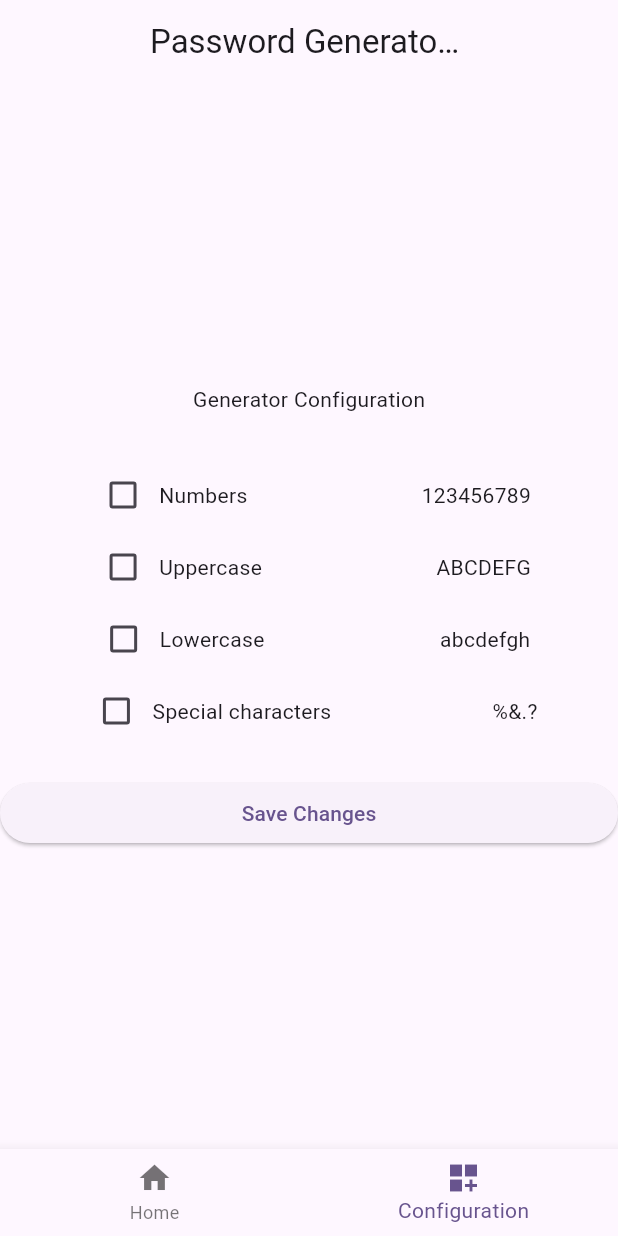
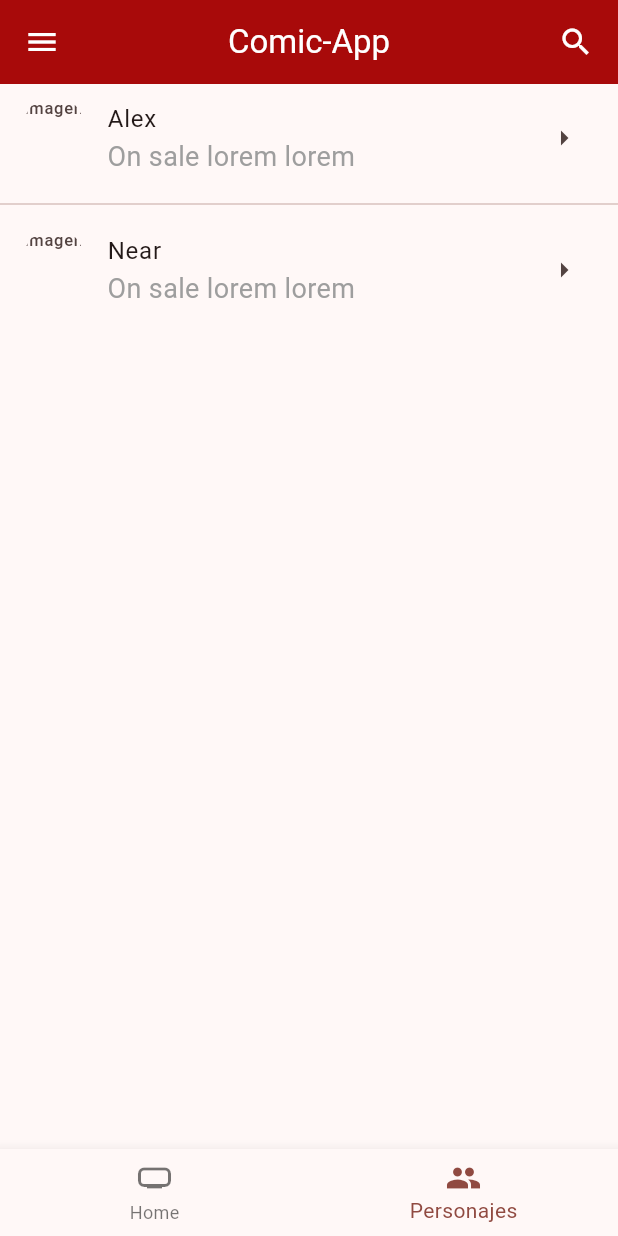
Before and after one commit to AlexNear77/marvel-app, a Flutter app: the screen it shows after launch, item 2 of the bottom bar chosen, on a phone screen of 412 x 824 dp. Run offline on Flutter 3.47's test engine with Material 2 defaults, Android fonts, the phone set to English and light mode, and no system bars.

Commit message:
project basis

```diff
--- a/lib/components/app.dart
+++ b/lib/components/app.dart
@@ -1,6 +1,6 @@
 import 'package:flutter/material.dart';
-import 'package:password_generator_app/pages/config.dart';
 import 'package:password_generator_app/pages/home.dart';
+import 'package:password_generator_app/pages/list_character.dart';
 
 class MainApp extends StatefulWidget {
   @override
@@ -10,10 +10,7 @@ class MainApp extends StatefulWidget {
 }
 
 class _MainApp extends State<MainApp> {
-  static List<Widget> pages = [
-    Home(),
-    Configuration()
-  ]; // Se coloca Final por que en tiempo de ejecucion (Que este corriendo el programa) no va a cambiar por otro lado CONST mantiene el valir fijo desde antes de hacer la compilacion
+  static List<Widget> pages = [Home(), ListCharacters()];
   static int currentlyIndex = 0;
 
   void changePage(int index) {
@@ -26,8 +23,25 @@ class _MainApp extends State<MainApp> {
   Widget build(BuildContext context) {
     return Scaffold(
       appBar: AppBar(
-        title: const Text("Password Generator App"),
-        titleSpacing: 100,
+        backgroundColor: Color.fromARGB(255, 168, 10, 10),
+        title: const Column(
+          children: [
+            Row(
+              mainAxisAlignment: MainAxisAlignment.spaceBetween,
+              children: [
+                Icon(
+                  Icons.menu,
+                  color: Colors.white,
+                ),
+                Text(
+                  "Comic-App",
+                  style: TextStyle(color: Colors.white),
+                ),
+                Icon(Icons.search, color: Colors.white)
+              ],
+            )
+          ],
+        ),
       ),
       body: pages[currentlyIndex],
       bottomNavigationBar: Theme(
@@ -35,10 +49,11 @@ class _MainApp extends State<MainApp> {
         child: BottomNavigationBar(
             onTap: changePage,
             currentIndex: currentlyIndex,
-            items: [
-              BottomNavigationBarItem(label: "Home", icon: Icon(Icons.home)),
+            items: const [
               BottomNavigationBarItem(
-                  label: "Configuration", icon: Icon(Icons.dashboard_customize))
+                  label: "Home", icon: Icon(Icons.home_max_sharp)),
+              BottomNavigationBarItem(
+                  label: "Personajes", icon: Icon(Icons.people_sharp))
             ]),
       ),
     );
--- /dev/null
+++ b/lib/controller/User.dart
@@ -0,0 +1,5 @@
+class User {
+  String name;
+
+  User(this.name);
+}
--- a/lib/main.dart
+++ b/lib/main.dart
@@ -1,5 +1,6 @@
 import 'package:flutter/material.dart';
 import 'package:password_generator_app/components/app.dart';
+import 'package:password_generator_app/routes/AppRouter.dart';
 
 void main() {
   runApp(const MyApp());
@@ -12,11 +13,14 @@ class MyApp extends StatelessWidget {
   @override
   Widget build(BuildContext context) {
     return MaterialApp(
-        title: 'Password Generator App',
-        theme: ThemeData(
-          colorScheme: ColorScheme.fromSeed(seedColor: Colors.deepPurple),
-          useMaterial3: true,
-        ),
-        home: MainApp());
+      title: 'Apis',
+      theme: ThemeData(
+        colorScheme: ColorScheme.fromSeed(
+            seedColor: const Color.fromARGB(255, 168, 10, 10)),
+        useMaterial3: true,
+      ),
+      home: MainApp(),
+      routes: AppRouter.routers(),
+    );
   }
 }
--- a/lib/pages/config.dart
+++ /dev/null
@@ -1,127 +0,0 @@
-import 'package:flutter/material.dart';
-import 'package:password_generator_app/pages/home.dart';
-
-class Configuration extends StatefulWidget {
-  @override
-  State<StatefulWidget> createState() {
-    return _Configuration();
-  }
-}
-
-class _Configuration extends State<Configuration> {
-  /*  ValueNotifier<bool?> _isActiveMin = ValueNotifier<bool>(false);
-
-  void _sendData(bool? data) {
-    _isActiveMin.value = data;
-  } */
-
-  bool? isActiveMin = false;
-  bool? isActiveMay = false;
-  bool? isActiveEsp = false;
-  bool? isActiveNum = false;
-
-  void onChangedNum(bool? value) {
-    setState(() {
-      isActiveNum = value;
-    });
-  }
-
-  void onChangedMin(bool? value) {
-    setState(() {
-      isActiveMin = value;
-    });
-  }
-
-  void onChangedMay(bool? value) {
-    setState(() {
-      isActiveMay = value;
-    });
-  }
-
-  void onChangedEsp(bool? value) {
-    setState(() {
-      isActiveEsp = value;
-    });
-  }
-
-  void sendConfig() {}
-
-  @override
-  Widget build(BuildContext context) {
-    return Column(
-      mainAxisAlignment: MainAxisAlignment.center,
-      crossAxisAlignment: CrossAxisAlignment.stretch,
-      children: [
-        Container(
-            alignment: Alignment.center,
-            margin: EdgeInsets.only(bottom: 30),
-            child: const Text("Generator Configuration")),
-        Row(
-          mainAxisAlignment: MainAxisAlignment.spaceAround,
-          children: [
-            Row(
-              children: [
-                Checkbox(
-                  value: isActiveNum,
-                  onChanged: onChangedNum,
-                ),
-                Text("Numbers")
-              ],
-            ),
-            Text("123456789")
-          ],
-        ),
-        Row(
-          mainAxisAlignment: MainAxisAlignment.spaceAround,
-          children: [
-            Row(
-              children: [
-                Checkbox(
-                  value: isActiveMin,
-                  onChanged: onChangedMin,
-                ),
-                Text("Uppercase")
-              ],
-            ),
-            Text("ABCDEFG")
-          ],
-        ),
-        Row(
-          mainAxisAlignment: MainAxisAlignment.spaceAround,
-          children: [
-            Row(
-              children: [
-                Checkbox(
-                  value: isActiveMay,
-                  onChanged: onChangedMay,
-                ),
-                Text("Lowercase")
-              ],
-            ),
-            Text("abcdefgh")
-          ],
-        ),
-        Row(
-          mainAxisAlignment: MainAxisAlignment.spaceAround,
-          children: [
-            Row(
-              children: [
-                Checkbox(
-                  value: isActiveEsp,
-                  onChanged: onChangedEsp,
-                ),
-                Text("Special characters")
-              ],
-            ),
-            Text("%&.?")
-          ],
-        ),
-        Container(
-          child: ElevatedButton(
-              onPressed: sendConfig, child: Text("Save Changes")),
-          padding: EdgeInsets.only(top: 20),
-        ),
-      ],
-    );
-  }
-}
--- /dev/null
+++ b/lib/pages/list_character.dart
@@ -0,0 +1,38 @@
+import 'package:flutter/material.dart';
+import 'package:password_generator_app/controller/User.dart';
+
+class ListCharacters extends StatefulWidget {
+  @override
+  State<StatefulWidget> createState() {
+    return _ListCharacters();
+  }
+}
+
+class _ListCharacters extends State<ListCharacters> {
+  List<String> users = ["Alex", "Near"];
+
+  @override
+  Widget build(BuildContext context) {
+    return Container(
+        child: ListView.separated(
+            itemBuilder: (context, index) => ListTile(
+                  leading: SizedBox(
+                      height: 200,
+                      child: ClipRRect(
+                          borderRadius: BorderRadius.circular(50),
+                          child: Text("imagen"))),
+                  trailing: Icon(Icons.arrow_right),
+                  title: Text(users[index]),
+                  subtitle: Text(
+                    "On sale lorem lorem ",
+                    style: TextStyle(color: Colors.grey, fontSize: 18),
+                  ),
+                  onTap: () {
+                    Navigator.pushNamed(context, 'detail_character',
+                        arguments: User(users[index]));
+                  },
+                ),
+            separatorBuilder: (context, index) => Divider(),
+            itemCount: users.length));
+  }
+}
--- /dev/null
+++ b/lib/routes/AppRouter.dart
@@ -0,0 +1,7 @@
+import '../pages/detail_character.dart';
+
+class AppRouter {
+  static routers() {
+    return {'detail_character': (context) => DetailCharacter()};
+  }
+}
```
Also changed, not shown: lib/controller/character.controller.dart (added, +7 -0 lines), lib/controller/models/Character.dart (added, +17 -0 lines), lib/pages/detail_character.dart (added, +56 -0 lines), lib/pages/home.dart (+13 -155 lines).
